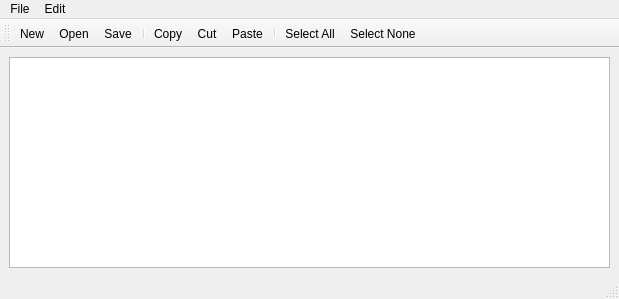
Qt form QText_Editor/mainwindow.ui (ndumisomahlangu96/Pulp-Fiction) before a commit.
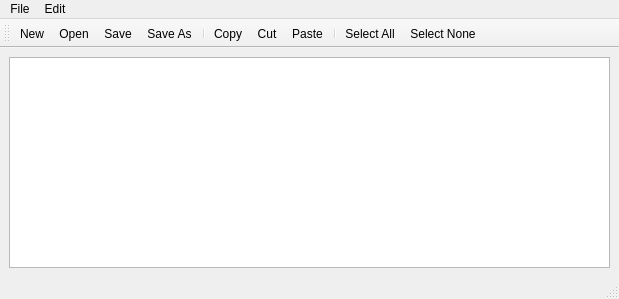
The same form after that commit. Icons and pictures are not drawn.

The edit to the form file:
```diff
--- a/QText_Editor/mainwindow.ui
+++ b/QText_Editor/mainwindow.ui
@@ -68,6 +68,7 @@
    <addaction name="actionNew"/>
    <addaction name="actionOpen"/>
    <addaction name="actionSave"/>
+   <addaction name="actionSave_As"/>
    <addaction name="separator"/>
    <addaction name="actionCopy"/>
    <addaction name="actionCut"/>
```
